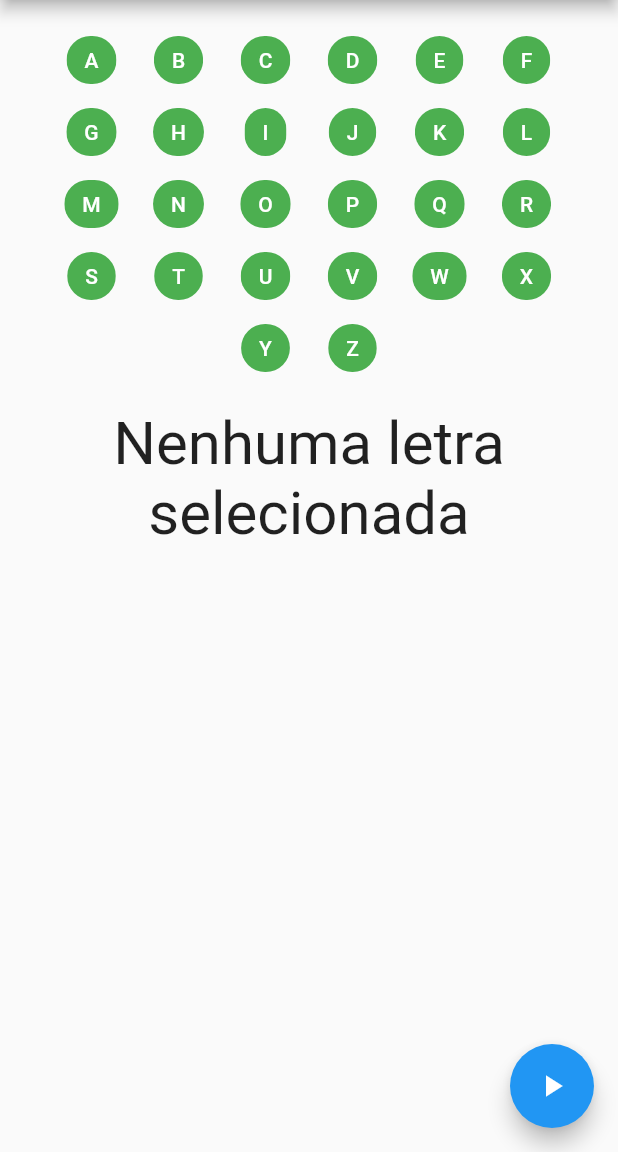
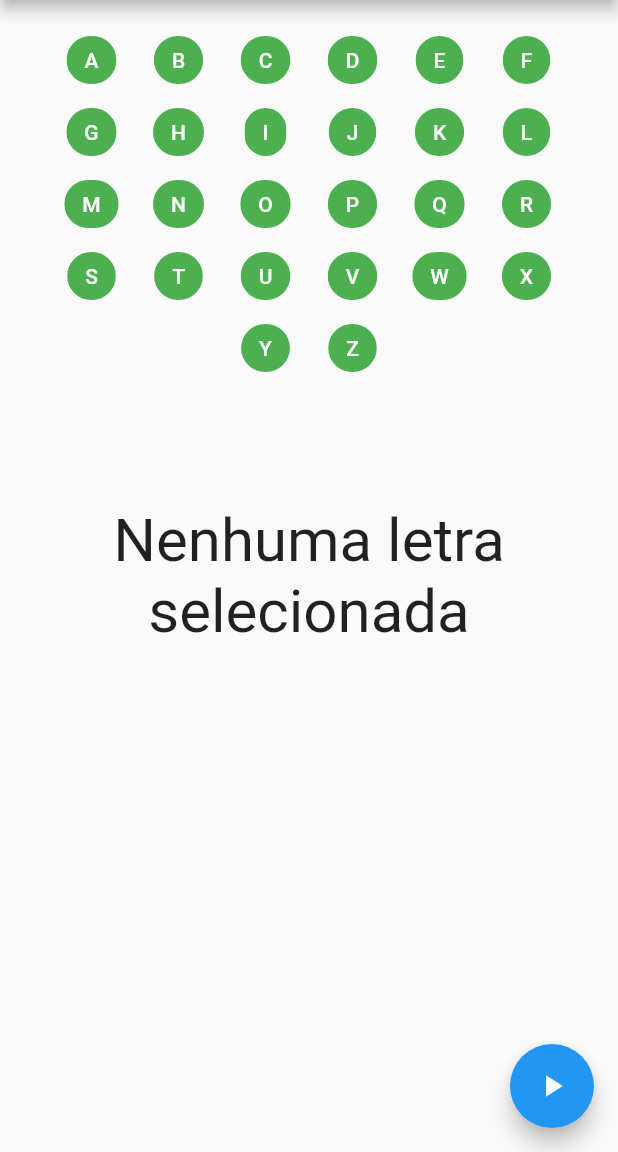
Before and after one commit to MatheusMassula/flutter_stop_game, a Flutter app: the screen it shows after launch, on a phone screen of 412 x 824 dp, the part 84-1236 px from its top. Run offline on Flutter 3.47's test engine with Material 2 defaults, Android fonts, the phone set to English and light mode, and no system bars.

Commit message:
Align widgets

```diff
--- a/lib/main.dart
+++ b/lib/main.dart
@@ -73,20 +73,16 @@ class _MyHomePageState extends State<MyHomePage> {
           )
         ],
       ),
-      body: Column(
-        mainAxisAlignment: MainAxisAlignment.start,
-        crossAxisAlignment: CrossAxisAlignment.center,
+      body: Stack(
         children: <Widget>[
-          Padding(
-            padding: const EdgeInsets.all(16.0),
+          Align(
+            alignment: Alignment.topCenter,
             child: _buildLettersLeft(),
           ),
-          Text(
-            _currentValue ?? 'Nenhuma letra selecionada',
-            textAlign: TextAlign.center,
-            style: TextStyle(
-              fontSize: _currentValue != null ? 400 : 40,
-            ),
+
+          Align(
+            child: _buildLetter(),
+            alignment: Alignment.center,
           )
         ],
       ),
@@ -97,8 +93,20 @@ class _MyHomePageState extends State<MyHomePage> {
     );
   }
 
-  Wrap _buildLettersLeft() {
-    return Wrap(
+  Widget _buildLetter() {
+    return Text(
+      _currentValue ?? 'Nenhuma letra selecionada',
+      textAlign: TextAlign.center,
+      style: TextStyle(
+        fontSize: _currentValue != null ? 400 : 40,
+      ),
+    );
+  }
+
+  Widget _buildLettersLeft() {
+    return Padding(
+      padding: const EdgeInsets.all(16.0),
+      child: Wrap(
         alignment: WrapAlignment.center,
         spacing: 10,
         children: _alphabet.map((letter) {
@@ -110,6 +118,7 @@ class _MyHomePageState extends State<MyHomePage> {
             backgroundColor: _playedLetters.contains(letter) ? Colors.grey : Colors.green,
           );
         }).toList(),
+      ),
     );
   }
 }
```
Lines whose indentation alone changed are shown as unchanged.
